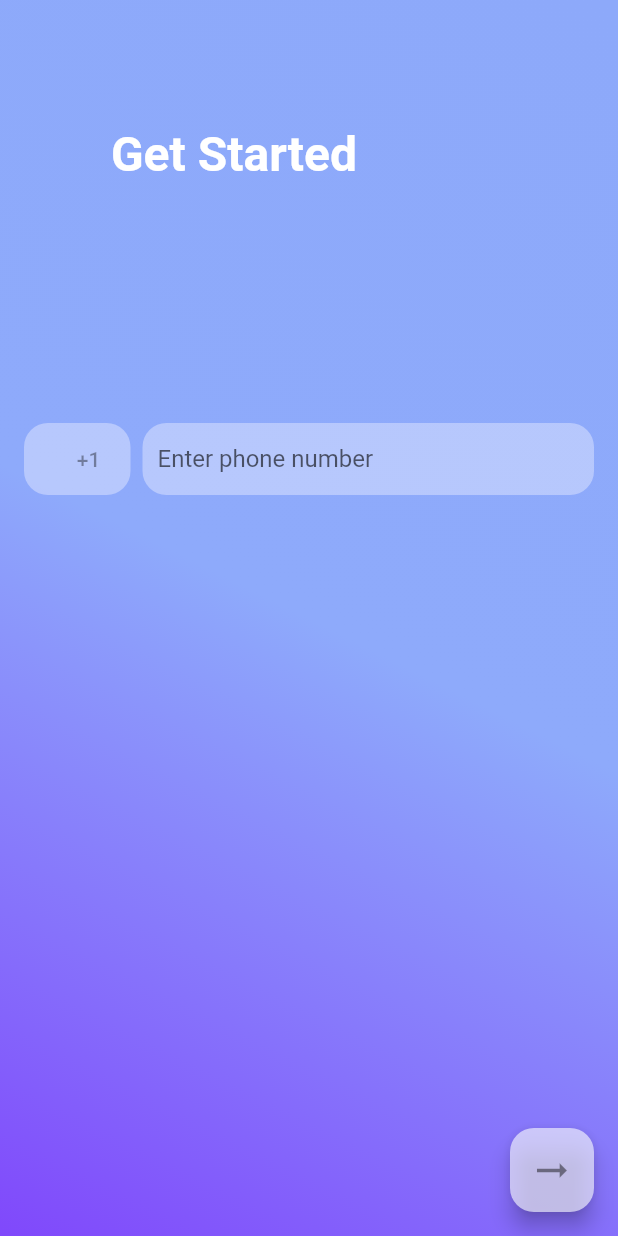
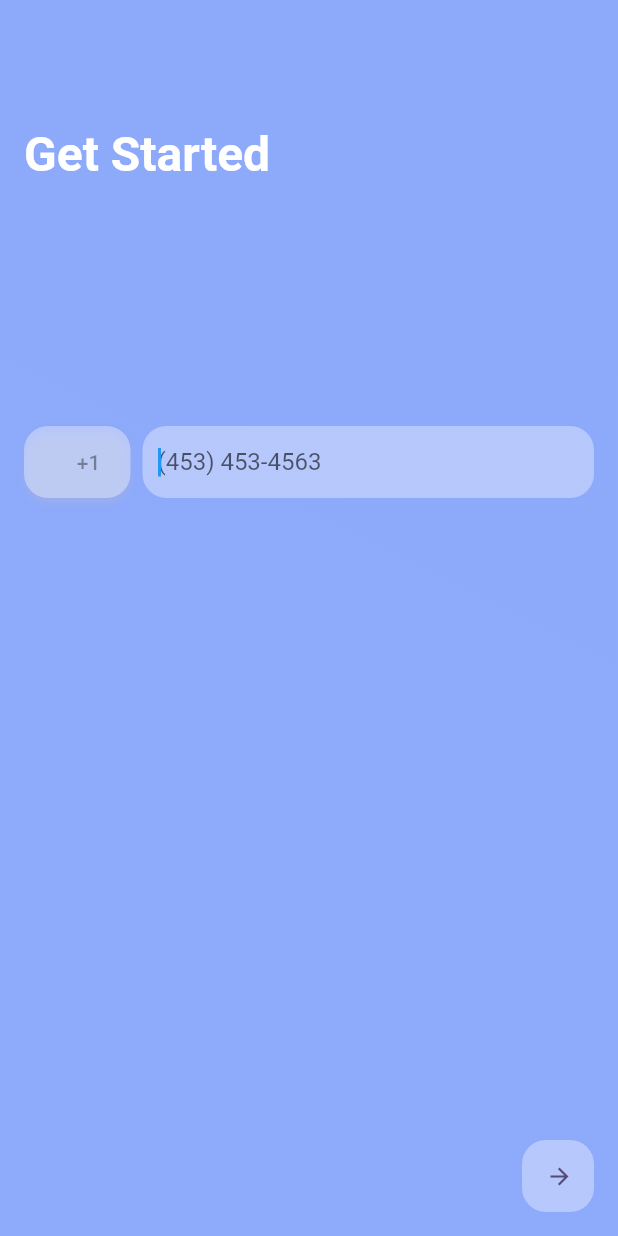
Before and after one commit to anastasiiavelma/PhoneNumber-Flutter-App, a Flutter app: the screen it shows after launch, on a phone screen of 412 x 824 dp. Run offline on Flutter 3.47's test engine with Material 2 defaults, Android fonts, the phone set to English and light mode, and no system bars; our stand-ins replace flutter_multi_formatter, mask_text_input_formatter.

Commit message:
add arrow buttons and trouble number field

```diff
--- /dev/null
+++ b/lib/buttons/checked_button.dart
@@ -0,0 +1,43 @@
+import 'package:flutter/material.dart';
+import 'package:flutter/src/widgets/framework.dart';
+import 'package:flutter/src/widgets/placeholder.dart';
+
+class CheckedButton extends StatelessWidget {
+  final active;
+
+  const CheckedButton({super.key, this.active});
+
+  @override
+  Widget build(BuildContext context) {
+    return SizedBox(
+      height: 48,
+      width: 48,
+      child: ElevatedButton(
+        onPressed: active
+            ? null
+            : () {
+                data();
+              },
+        style: ButtonStyle(
+          backgroundColor: MaterialStatePropertyAll<Color>(
+              active ? const Color(0x66F4F5FF) : Colors.white),
+          shape: MaterialStateProperty.all<RoundedRectangleBorder>(
+            RoundedRectangleBorder(
+              borderRadius: BorderRadius.circular(16.0),
+            ),
+          ),
+        ),
+        child: const Icon(
+          weight: 50,
+          color: Color(0xFF594C74),
+          Icons.arrow_forward,
+          size: 18,
+        ),
+      ),
+    );
+  }
+
+  data() {
+    print("sdsds");
+  }
+}
--- /dev/null
+++ b/lib/buttons/country_picker_button.dart
@@ -0,0 +1,33 @@
+import 'package:flutter/material.dart';
+import 'package:flutter/src/widgets/framework.dart';
+import 'package:flutter/src/widgets/placeholder.dart';
+
+class CountryPickerButton extends StatelessWidget {
+  const CountryPickerButton({super.key});
+
+  @override
+  Widget build(BuildContext context) {
+    return ElevatedButton(
+      onPressed: () {},
+      // ignore: sort_child_properties_last
+      child: const Text('+1',
+          style: TextStyle(
+            color: Colors.black38,
+          )),
+      style: ButtonStyle(
+        shape: MaterialStateProperty.all<RoundedRectangleBorder>(
+          RoundedRectangleBorder(
+            borderRadius: BorderRadius.circular(16),
+            side: BorderSide.none,
+          ),
+        ),
+        shadowColor: MaterialStateProperty.all<Color>(const Color(0x66F4F5FF)),
+        backgroundColor:
+            MaterialStateProperty.all<Color>(const Color(0x66F4F5FF)),
+        padding: MaterialStateProperty.all<EdgeInsetsGeometry>(
+          const EdgeInsets.fromLTRB(20, 0, 5, 0),
+        ),
+      ),
+    );
+  }
+}
--- a/lib/main.dart
+++ b/lib/main.dart
@@ -1,4 +1,11 @@
 import 'package:flutter/material.dart';
+import 'package:flutter/services.dart';
+import 'package:flutter_multi_formatter/flutter_multi_formatter.dart';
+import 'package:mask_text_input_formatter/mask_text_input_formatter.dart';
+import 'package:phone_number_app/widgets/phone_number_format.dart';
+
+import 'buttons/checked_button.dart';
+import 'buttons/country_picker_button.dart';
 
 void main() {
   runApp(const MyApp());
@@ -23,13 +30,8 @@ class EnterNumberScreen extends StatefulWidget {
 }
 
 class _EnterNumberScreenState extends State<EnterNumberScreen> {
-  late TextEditingController _controller;
-
-  @override
-  void initState() {
-    super.initState();
-    _controller = TextEditingController();
-  }
+  final myController = TextEditingController();
+  bool isButtonDisabled = true;
 
   @override
   Widget build(BuildContext context) {
@@ -43,7 +45,6 @@ class _EnterNumberScreenState extends State<EnterNumberScreen> {
               colors: [
                 Color(0xFF8DA9FA),
                 Color(0xFF8EAAFB),
-                Color(0xFF8048FB),
               ],
             ),
           ),
@@ -51,7 +52,10 @@ class _EnterNumberScreenState extends State<EnterNumberScreen> {
             title: Column(
               children: [
                 const Padding(
-                  padding: EdgeInsets.fromLTRB(20, 80, 120, 160),
+                  padding: EdgeInsets.fromLTRB(0, 80, 120, 160),
+                  child: SizedBox(
+                    width: 344,
+                    height: 40,
                     child: Text('Get Started',
                         style: TextStyle(
                           color: Colors.white,
@@ -59,35 +63,13 @@ class _EnterNumberScreenState extends State<EnterNumberScreen> {
                           fontWeight: FontWeight.w700,
                         )),
                   ),
+                ),
                 Row(
                   children: [
-                    SizedBox(
+                    const SizedBox(
                       width: 71,
                       height: 48,
-                      child: ElevatedButton(
-                        onPressed: () {},
-                        child: const Text('+1',
-                            style: TextStyle(
-                              color: Colors.black38,
-                            )),
-                        style: ButtonStyle(
-                          shadowColor: MaterialStateProperty.all<Color>(
-                              Colors.transparent),
-                          shape:
-                              MaterialStateProperty.all<RoundedRectangleBorder>(
-                            RoundedRectangleBorder(
-                              borderRadius: BorderRadius.circular(16),
-                              side: BorderSide.none,
-                            ),
-                          ),
-                          backgroundColor: MaterialStateProperty.all<Color>(
-                              const Color(0x66F4F5FF)),
-                          padding:
-                              MaterialStateProperty.all<EdgeInsetsGeometry>(
-                            const EdgeInsets.fromLTRB(20, 0, 5, 0),
-                          ),
-                        ),
-                      ),
+                      child: CountryPickerButton(),
                     ),
                     const SizedBox(
                       width: 8,
@@ -96,12 +78,17 @@ class _EnterNumberScreenState extends State<EnterNumberScreen> {
                         child: SizedBox(
                       width: 256,
                       height: 48,
-                      child: TextField(
+                      child: TextFormField(
+                        autofocus: true,
+                        keyboardType: TextInputType.phone,
+                        inputFormatters: [
+                          PhoneNumberTextInputFormatter(),
+                        ],
                         decoration: InputDecoration(
                           border: InputBorder.none,
                           filled: true,
                           fillColor: const Color(0x66F4F5FF),
-                          hintText: 'Enter phone number',
+                          hintText: '(453) 453-4563',
                           contentPadding: const EdgeInsets.all(10),
                           enabledBorder: OutlineInputBorder(
                             borderSide: BorderSide.none,
@@ -112,9 +99,17 @@ class _EnterNumberScreenState extends State<EnterNumberScreen> {
                             borderRadius: BorderRadius.circular(16),
                           ),
                         ),
-                        controller: _controller,
-                        onSubmitted: (String value) {
-                          debugPrint(value);
+                        controller: myController,
+                        onChanged: (text) {
+                          if (text.length >= 10) {
+                            setState(() {
+                              isButtonDisabled = false;
+                            });
+                          } else {
+                            setState(() {
+                              isButtonDisabled = true;
+                            });
+                          }
                         },
                       ),
                     )),
@@ -125,18 +120,7 @@ class _EnterNumberScreenState extends State<EnterNumberScreen> {
           ),
         ),
       ),
-      floatingActionButton: FloatingActionButton(
-        onPressed: () {},
-        backgroundColor: Color(0xA6F4F5FF),
-        child: const Icon(
-          Icons.arrow_right_alt_outlined,
-          color: Colors.black45,
-          size: 30,
-        ),
-        shape: RoundedRectangleBorder(
-            side: BorderSide(width: 3, color: Colors.transparent),
-            borderRadius: BorderRadius.circular(16)),
-      ),
+      floatingActionButton: CheckedButton(active: isButtonDisabled),
     );
   }
 }
--- /dev/null
+++ b/lib/widgets/country_bottom_sheet.dart
@@ -0,0 +1 @@
+import 'package:flutter/material.dart';
```
Also changed, not shown: lib/widgets/phone_number_format.dart (added, +50 -0 lines), pubspec.yaml (+4 -4 lines), pubspec.lock, 2 other files. Lines whose indentation alone changed are shown as unchanged.
